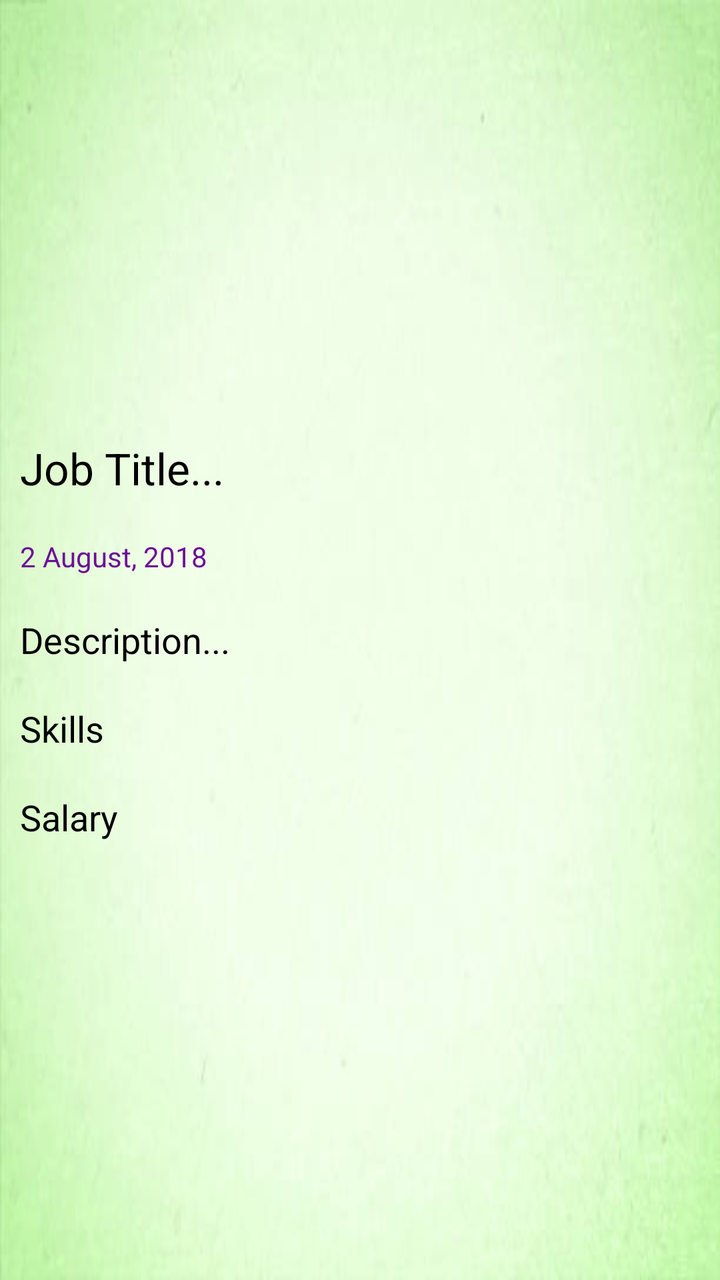
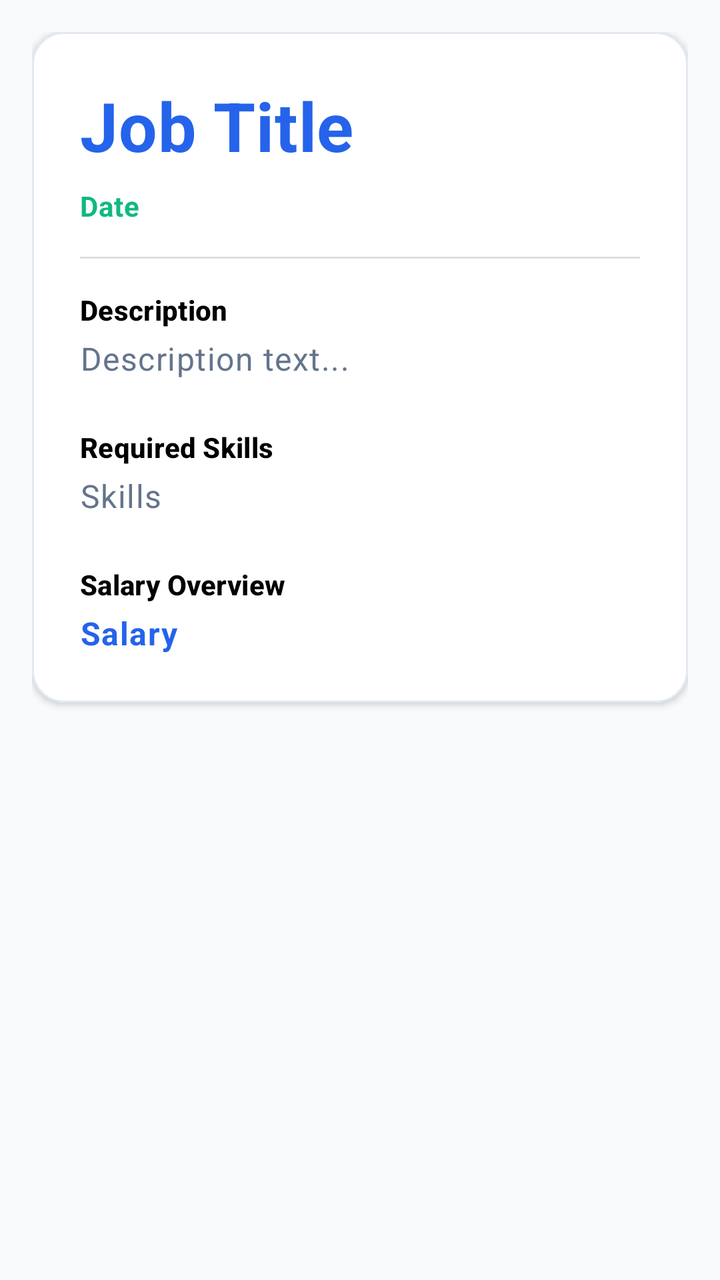

Two renders of the same Android screen: before a commit and after it. Below are the layout's source before the change and the commit's diff.
<!-- AndroidManifest.xml: application theme Theme.ChakriLagbe -->
<!-- res/layout/activity_job_details.xml -->
<?xml version="1.0" encoding="utf-8"?>
<LinearLayout xmlns:android="http://schemas.android.com/apk/res/android"
    xmlns:app="http://schemas.android.com/apk/res-auto"
    xmlns:tools="http://schemas.android.com/tools"
    android:layout_width="match_parent"
    android:orientation="vertical"
    android:layout_height="match_parent"
    android:layout_gravity="center"
    android:gravity="center"
    android:background="@drawable/jobback"
    tools:context=".JobDetailsActivity">

    <include
        android:id="@+id/toolbar_job_details"
        layout="@layout/toolbar"
        android:layout_height="107dp" />

    <TextView
        android:id="@+id/job_details_title"
        android:layout_width="match_parent"
        android:layout_height="wrap_content"
        android:layout_margin="5dp"
        android:padding="5dp"
        android:text="Job Title..."
        android:textAppearance="?android:textAppearanceLarge"
        android:textColor="@android:color/black" />

    <TextView
        android:layout_width="match_parent"
        android:layout_height="wrap_content"
        android:layout_margin="5dp"
        android:padding="5dp"
        android:text="2 August, 2018"
        android:textAppearance="?android:textAppearanceSmall"
        android:textColor="#FF6B0E96"
        android:id="@+id/job_details_date"
        />

    <TextView
        android:layout_width="match_parent"
        android:layout_height="wrap_content"
        android:layout_margin="5dp"
        android:padding="5dp"
        android:text="Description..."
        android:textAppearance="?android:textAppearanceMedium"
        android:textColor="@android:color/black"
        android:id="@+id/job_details_description"
        />

    <TextView
        android:layout_width="match_parent"
        android:layout_height="wrap_content"
        android:layout_margin="5dp"
        android:padding="5dp"
        android:text="Skills"
        android:textAppearance="?android:textAppearanceMedium"
        android:textColor="@android:color/black"
        android:id="@+id/job_details_skills"
        />

    <TextView
        android:layout_width="match_parent"
        android:layout_height="wrap_content"
        android:layout_margin="5dp"
        android:padding="5dp"
        android:text="Salary"
        android:textAppearance="?android:textAppearanceMedium"
        android:textColor="@android:color/black"
        android:id="@+id/job_details_salary"
        />

</LinearLayout>
<!-- res/layout/toolbar.xml (included above) -->
<?xml version="1.0" encoding="utf-8"?>
<LinearLayout
    xmlns:android="http://schemas.android.com/apk/res/android"

    android:layout_width="match_parent"
    android:layout_height="wrap_content"
    android:orientation="vertical"
   >


</LinearLayout>
<!-- resources referenced by this layout -->
<resources>
  <!-- drawable jobback: jpg bitmap (drawable-hdpi, 10885 bytes) -->
  <style name="Theme.ChakriLagbe" parent="Theme.MaterialComponents.DayNight.DarkActionBar">
          
          <item name="colorPrimary">@color/purple_500</item>
          <item name="colorPrimaryVariant">@color/purple_700</item>
          <item name="colorOnPrimary">@color/white</item>
          
          <item name="colorSecondary">@color/teal_200</item>
          <item name="colorSecondaryVariant">@color/teal_700</item>
          <item name="colorOnSecondary">@color/black</item>
          
          <item name="android:statusBarColor" tools:targetApi="l">?attr/colorPrimaryVariant</item>
          
      </style>
  <color name="purple_500">#FF6200EE</color>
  <color name="purple_700">#FF3700B3</color>
  <color name="white">#FFFFFFFF</color>
  <color name="teal_200">#FF03DAC5</color>
  <color name="teal_700">#FF018786</color>
  <color name="black">#FF000000</color>
</resources>

<!-- the commit's change to res/layout/activity_job_details.xml (unified diff, before → after) -->
@@ -1,75 +1,133 @@
 <?xml version="1.0" encoding="utf-8"?>
-<LinearLayout xmlns:android="http://schemas.android.com/apk/res/android"
+<androidx.constraintlayout.widget.ConstraintLayout xmlns:android="http://schemas.android.com/apk/res/android"
     xmlns:app="http://schemas.android.com/apk/res-auto"
     xmlns:tools="http://schemas.android.com/tools"
     android:layout_width="match_parent"
-    android:orientation="vertical"
     android:layout_height="match_parent"
-    android:layout_gravity="center"
-    android:gravity="center"
-    android:background="@drawable/jobback"
+    android:background="?attr/colorBackground"
     tools:context=".JobDetailsActivity">
 
     <include
         android:id="@+id/toolbar_job_details"
         layout="@layout/toolbar"
-        android:layout_height="107dp" />
+        app:layout_constraintEnd_toEndOf="parent"
+        app:layout_constraintStart_toStartOf="parent"
+        app:layout_constraintTop_toTopOf="parent" />
 
-    <TextView
-        android:id="@+id/job_details_title"
+    <ScrollView
         android:layout_width="match_parent"
-        android:layout_height="wrap_content"
-        android:layout_margin="5dp"
-        android:padding="5dp"
-        android:text="Job Title..."
-        android:textAppearance="?android:textAppearanceLarge"
-        android:textColor="@android:color/black" />
+        android:layout_height="0dp"
+        android:fillViewport="true"
+        app:layout_constraintTop_toBottomOf="@id/toolbar_job_details"
+        app:layout_constraintBottom_toBottomOf="parent">
 
-    <TextView
-        android:layout_width="match_parent"
-        android:layout_height="wrap_content"
-        android:layout_margin="5dp"
-        android:padding="5dp"
-        android:text="2 August, 2018"
-        android:textAppearance="?android:textAppearanceSmall"
-        android:textColor="#FF6B0E96"
-        android:id="@+id/job_details_date"
-        />
+        <androidx.constraintlayout.widget.ConstraintLayout
+            android:layout_width="match_parent"
+            android:layout_height="wrap_content"
+            android:padding="16dp">
 
-    <TextView
-        android:layout_width="match_parent"
-        android:layout_height="wrap_content"
-        android:layout_margin="5dp"
-        android:padding="5dp"
-        android:text="Description..."
-        android:textAppearance="?android:textAppearanceMedium"
-        android:textColor="@android:color/black"
-        android:id="@+id/job_details_description"
-        />
+            <com.google.android.material.card.MaterialCardView
+                android:layout_width="match_parent"
+                android:layout_height="wrap_content"
+                app:cardCornerRadius="16dp"
+                app:cardElevation="2dp"
+                app:strokeWidth="1dp"
+                app:strokeColor="#E2E8F0"
+                app:layout_constraintTop_toTopOf="parent"
+                app:layout_constraintStart_toStartOf="parent"
+                app:layout_constraintEnd_toEndOf="parent">
 
-    <TextView
-        android:layout_width="match_parent"
-        android:layout_height="wrap_content"
-        android:layout_margin="5dp"
-        android:padding="5dp"
-        android:text="Skills"
-        android:textAppearance="?android:textAppearanceMedium"
-        android:textColor="@android:color/black"
-        android:id="@+id/job_details_skills"
-        />
+                <LinearLayout
+                    android:layout_width="match_parent"
+                    android:layout_height="wrap_content"
+                    android:orientation="vertical"
+                    android:padding="24dp">
 
-    <TextView
-        android:layout_width="match_parent"
-        android:layout_height="wrap_content"
-        android:layout_margin="5dp"
-        android:padding="5dp"
-        android:text="Salary"
-        android:textAppearance="?android:textAppearanceMedium"
-        android:textColor="@android:color/black"
-        android:id="@+id/job_details_salary"
-        />
+                    <TextView
+                        android:id="@+id/job_details_title"
+                        android:layout_width="match_parent"
+                        android:layout_height="wrap_content"
+                        android:text="Job Title"
+                        android:textAppearance="?attr/textAppearanceHeadline4"
+                        android:textColor="?attr/colorPrimary"
+                        android:textStyle="bold" />
 
-</LinearLayout>
+                    <TextView
+                        android:id="@+id/job_details_date"
+                        android:layout_width="match_parent"
+                        android:layout_height="wrap_content"
+                        android:layout_marginTop="8dp"
+                        android:text="Date"
+                        android:textAppearance="?attr/textAppearanceBody2"
+                        android:textColor="?attr/colorSecondary"
+                        android:textStyle="bold"/>
+
+                    <com.google.android.material.divider.MaterialDivider
+                        android:layout_width="match_parent"
+                        android:layout_height="wrap_content"
+                        android:layout_marginTop="16dp"
+                        android:layout_marginBottom="16dp" />
+
+                    <TextView
+                        android:layout_width="match_parent"
+                        android:layout_height="wrap_content"
+                        android:text="Description"
+                        android:textAppearance="?attr/textAppearanceSubtitle2"
+                        android:textColor="?attr/colorOnSurface"
+                        android:textStyle="bold"
+                        android:layout_marginBottom="4dp"/>
+
+                    <TextView
+                        android:id="@+id/job_details_description"
+                        android:layout_width="match_parent"
+                        android:layout_height="wrap_content"
+                        android:text="Description text..."
+                        android:textAppearance="?attr/textAppearanceBody1"
+                        android:textColor="?attr/android:textColorSecondary"
+                        android:lineSpacingExtra="4dp" />
+
+                    <TextView
+                        android:layout_width="match_parent"
+                        android:layout_height="wrap_content"
+                        android:layout_marginTop="24dp"
+                        android:text="Required Skills"
+                        android:textAppearance="?attr/textAppearanceSubtitle2"
+                        android:textColor="?attr/colorOnSurface"
+                        android:textStyle="bold"
+                        android:layout_marginBottom="4dp"/>
+
+                    <TextView
+                        android:id="@+id/job_details_skills"
+                        android:layout_width="match_parent"
+                        android:layout_height="wrap_content"
+                        android:text="Skills"
+                        android:textAppearance="?attr/textAppearanceBody1"
+                        android:textColor="?attr/android:textColorSecondary" />
+
+                    <TextView
+                        android:layout_width="match_parent"
+                        android:layout_height="wrap_content"
+                        android:layout_marginTop="24dp"
+                        android:text="Salary Overview"
+                        android:textAppearance="?attr/textAppearanceSubtitle2"
+                        android:textColor="?attr/colorOnSurface"
+                        android:textStyle="bold"
+                        android:layout_marginBottom="4dp"/>
+
+                    <TextView
+                        android:id="@+id/job_details_salary"
+                        android:layout_width="match_parent"
+                        android:layout_height="wrap_content"
+                        android:text="Salary"
+                        android:textAppearance="?attr/textAppearanceBody1"
+                        android:textColor="?attr/colorPrimary"
+                        android:textStyle="bold"/>
+
+                </LinearLayout>
+            </com.google.android.material.card.MaterialCardView>
+        </androidx.constraintlayout.widget.ConstraintLayout>
+    </ScrollView>
+</androidx.constraintlayout.widget.ConstraintLayout>
 <!-- res/layout/toolbar.xml (included above) -->
 <?xml version="1.0" encoding="utf-8"?>
 <LinearLayout
<!-- resource entries referenced after the edit -->
@@ -1,24 +1,31 @@
 <!-- resources referenced by this layout -->
 <resources>
-  <!-- drawable jobback: jpg bitmap (drawable-hdpi, 10885 bytes) -->
-  <style name="Theme.ChakriLagbe" parent="Theme.MaterialComponents.DayNight.DarkActionBar">
+  <style name="Theme.ChakriLagbe" parent="Theme.MaterialComponents.DayNight.NoActionBar">
           
-          <item name="colorPrimary">@color/purple_500</item>
-          <item name="colorPrimaryVariant">@color/purple_700</item>
+          <item name="colorPrimary">@color/primary</item>
+          <item name="colorPrimaryVariant">@color/primary_dark</item>
           <item name="colorOnPrimary">@color/white</item>
           
-          <item name="colorSecondary">@color/teal_200</item>
-          <item name="colorSecondaryVariant">@color/teal_700</item>
-          <item name="colorOnSecondary">@color/black</item>
+          <item name="colorSecondary">@color/secondary</item>
+          <item name="colorSecondaryVariant">@color/secondary_dark</item>
+          <item name="colorOnSecondary">@color/white</item>
+          
+          <item name="android:colorBackground">@color/background</item>
+          <item name="colorSurface">@color/surface</item>
           
           <item name="android:statusBarColor" tools:targetApi="l">?attr/colorPrimaryVariant</item>
           
+          <item name="android:textColorPrimary">@color/text_primary</item>
+          <item name="android:textColorSecondary">@color/text_secondary</item>
       </style>
-  <color name="purple_500">#FF6200EE</color>
-  <color name="purple_700">#FF3700B3</color>
-  <color name="white">#FFFFFFFF</color>
-  <color name="teal_200">#FF03DAC5</color>
-  <color name="teal_700">#FF018786</color>
-  <color name="black">#FF000000</color>
+  <color name="primary">#2563EB</color>
+  <color name="primary_dark">#1D4ED8</color>
+  <color name="white">#FFFFFF</color>
+  <color name="secondary">#10B981</color>
+  <color name="secondary_dark">#059669</color>
+  <color name="background">#F8FAFC</color>
+  <color name="surface">#FFFFFF</color>
+  <color name="text_primary">#1E293B</color>
+  <color name="text_secondary">#64748B</color>
 </resources>
 
